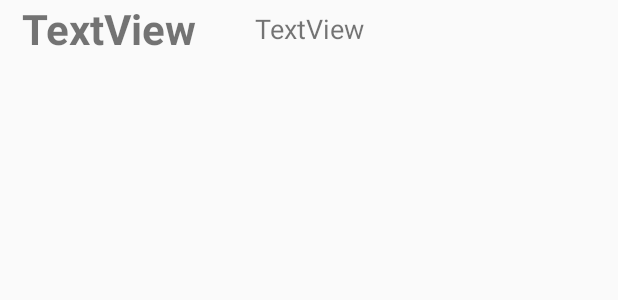
After one commit to hiereit/mobile_week2, an Android app: the layout listview_layout.xml on its own in the app's theme, with its tools: preview values and no code run, on a phone screen of 412 x 824 dp. The commit adds this screen. Shown: the top 300 px of the screen. Run offline under Robolectric (Android 15) with nearby library versions, the phone set to English and light mode, and no system bars.

Commit message:
commit_week2_1 2

```diff
--- a/app/src/main/java/mobile/database/dbtest02/MainActivity.java
+++ b/app/src/main/java/mobile/database/dbtest02/MainActivity.java
@@ -4,9 +4,12 @@ import android.content.Intent;
 import android.os.Bundle;
 import android.view.View;
 
+import androidx.annotation.Nullable;
 import androidx.appcompat.app.AppCompatActivity;
 
 public class MainActivity extends AppCompatActivity {
+
+	final int UPDATE_CODE = 200;
 
 	@Override
 	protected void onCreate(Bundle savedInstanceState) {
--- a/app/src/main/java/mobile/database/dbtest02/SearchContactActivity.java
+++ b/app/src/main/java/mobile/database/dbtest02/SearchContactActivity.java
@@ -8,6 +8,8 @@ import android.widget.EditText;
 import android.widget.TextView;
 
 import androidx.appcompat.app.AppCompatActivity;
+
+import java.util.ArrayList;
 
 public class SearchContactActivity extends AppCompatActivity {
 
@@ -27,9 +29,13 @@ public class SearchContactActivity extends AppCompatActivity {
 
 
 	public void onClick(View v) {
+		SQLiteDatabase myDB = helper.getReadableDatabase();
 		switch(v.getId()) {
 			case R.id.btnSearchContactSave:
 				//			DB 검색 작업 수행
+				Cursor cursor = myDB.rawQuery("SELECT * FROM " + ContactDBHelper.TABLE_NAME, null);
+
+
 
 				break;
 			case R.id.btnClose :
--- /dev/null
+++ b/app/src/main/res/layout/listview_layout.xml
@@ -0,0 +1,32 @@
+<?xml version="1.0" encoding="utf-8"?>
+<androidx.constraintlayout.widget.ConstraintLayout xmlns:android="http://schemas.android.com/apk/res/android"
+    xmlns:app="http://schemas.android.com/apk/res-auto"
+    xmlns:tools="http://schemas.android.com/tools"
+    android:layout_width="match_parent"
+    android:layout_height="wrap_content">
+
+    <TextView
+        android:id="@+id/tvContactName"
+        android:layout_width="wrap_content"
+        android:layout_height="wrap_content"
+        android:text="TextView"
+        android:textSize="28sp"
+        android:textStyle="bold"
+        app:layout_constraintBottom_toBottomOf="parent"
+        app:layout_constraintEnd_toEndOf="parent"
+        app:layout_constraintHorizontal_bias="0.05"
+        app:layout_constraintStart_toStartOf="parent"
+        app:layout_constraintTop_toTopOf="parent"
+        app:layout_constraintVertical_bias="0.0" />
+
+    <TextView
+        android:id="@+id/tvContactPhone"
+        android:layout_width="wrap_content"
+        android:layout_height="wrap_content"
+        android:text="TextView"
+        android:textSize="18sp"
+        app:layout_constraintBottom_toBottomOf="parent"
+        app:layout_constraintEnd_toEndOf="parent"
+        app:layout_constraintStart_toStartOf="parent"
+        app:layout_constraintTop_toTopOf="parent" />
+</androidx.constraintlayout.widget.ConstraintLayout>
```
Also changed, not shown: app/src/main/java/mobile/database/dbtest02/AllContactsActivity.java (+46 -18 lines), app/src/main/java/mobile/database/dbtest02/ContactDto.java (+8 -1 lines), app/src/main/java/mobile/database/dbtest02/InsertContactActivity.java (+19 -8 lines), app/src/main/java/mobile/database/dbtest02/MyCursorAdapter.java (added, +49 -0 lines), app/src/main/java/mobile/database/dbtest02/UpdateActivity.java (+24 -4 lines). Lines whose indentation alone changed are shown as unchanged.
